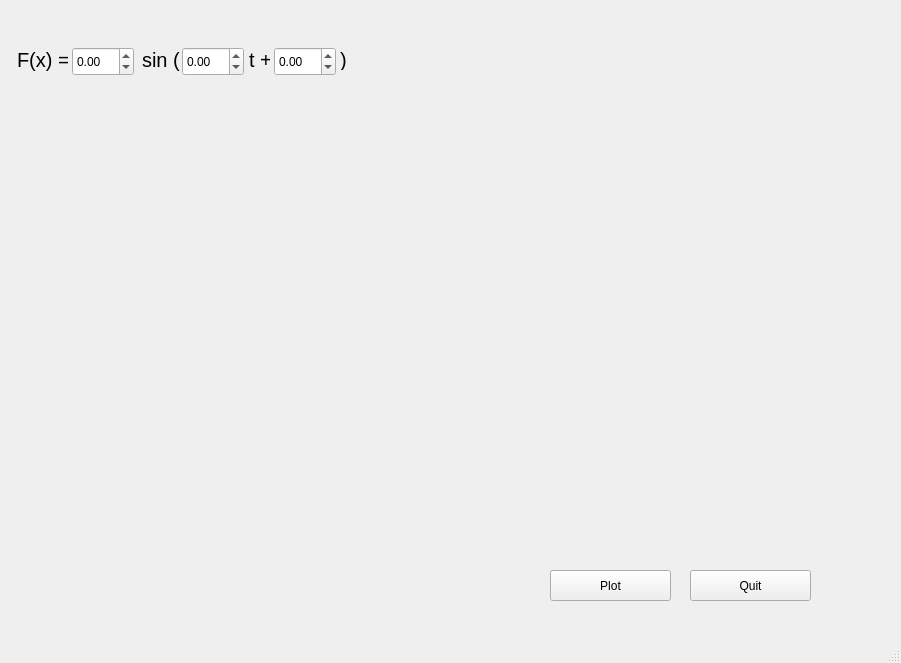
This is src/ui/mainwindow.ui in konnpaku-youmu/mmFusion as Qt 5 draws it before an edit. The edited form follows.
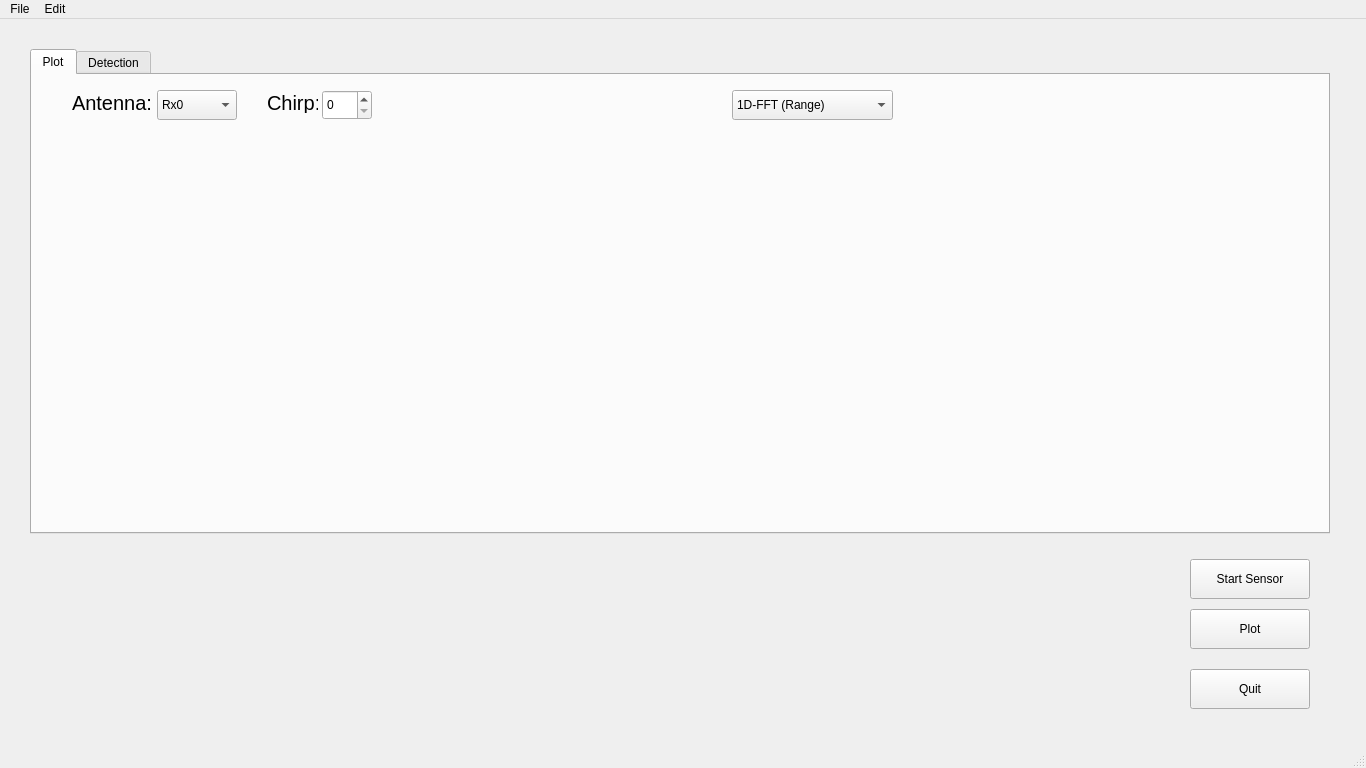
This is the edited form. Custom widgets are drawn as their Qt base class.

Commit message: plot time/freq domain

What changed in the file:
```diff
--- a/src/ui/mainwindow.ui
+++ b/src/ui/mainwindow.ui
@@ -6,150 +6,125 @@
    <rect>
     <x>0</x>
     <y>0</y>
-    <width>901</width>
-    <height>663</height>
+    <width>1366</width>
+    <height>768</height>
    </rect>
   </property>
   <property name="windowTitle">
    <string>MainWindow</string>
   </property>
   <widget class="QWidget" name="centralwidget">
-   <widget class="QCustomPlot" name="timeDomainPlot" native="true">
+   <widget class="QPushButton" name="toggleSensor">
     <property name="geometry">
      <rect>
-      <x>360</x>
-      <y>40</y>
-      <width>480</width>
-      <height>240</height>
+      <x>1190</x>
+      <y>540</y>
+      <width>120</width>
+      <height>40</height>
      </rect>
     </property>
+    <property name="text">
+     <string>Start Sensor</string>
+    </property>
    </widget>
-   <widget class="QCustomPlot" name="fftPlot" native="true">
+   <widget class="QPushButton" name="plot">
     <property name="geometry">
      <rect>
-      <x>360</x>
-      <y>320</y>
-      <width>480</width>
-      <height>240</height>
+      <x>1190</x>
+      <y>590</y>
+      <width>120</width>
+      <height>40</height>
      </rect>
     </property>
+    <property name="text">
+     <string>Plot</string>
+    </property>
    </widget>
    <widget class="QPushButton" name="quitButton">
     <property name="geometry">
      <rect>
-      <x>690</x>
-      <y>570</y>
-      <width>121</width>
-      <height>31</height>
+      <x>1190</x>
+      <y>650</y>
+      <width>120</width>
+      <height>40</height>
      </rect>
     </property>
     <property name="text">
      <string>Quit</string>
     </property>
    </widget>
-   <widget class="QPushButton" name="plotButton">
+   <widget class="QTabWidget" name="tabs">
     <property name="geometry">
      <rect>
-      <x>550</x>
-      <y>570</y>
-      <width>121</width>
-      <height>31</height>
+      <x>30</x>
+      <y>30</y>
+      <width>1300</width>
+      <height>485</height>
      </rect>
     </property>
-    <property name="text">
+    <property name="currentIndex">
+     <number>0</number>
+    </property>
+    <widget class="QWidget" name="Plot">
+     <attribute name="title">
      <string>Plot</string>
-    </property>
-   </widget>
-   <widget class="QDoubleSpinBox" name="_A">
+     </attribute>
+     <widget class="QCustomPlot" name="timeDomain" native="true">
     <property name="geometry">
      <rect>
-      <x>72</x>
-      <y>47</y>
-      <width>62</width>
-      <height>29</height>
-     </rect>
-    </property>
-    <property name="minimum">
-     <double>-99.989999999999995</double>
-    </property>
-    <property name="singleStep">
-     <double>0.100000000000000</double>
-    </property>
-   </widget>
-   <widget class="QDoubleSpinBox" name="_Omega">
+        <x>20</x>
+        <y>50</y>
+        <width>620</width>
+        <height>380</height>
+       </rect>
+      </property>
+     </widget>
+     <widget class="QCustomPlot" name="freqDomain" native="true">
     <property name="geometry">
      <rect>
-      <x>182</x>
-      <y>47</y>
-      <width>62</width>
-      <height>29</height>
-     </rect>
-    </property>
-    <property name="minimum">
-     <double>-99.000000000000000</double>
-    </property>
-    <property name="singleStep">
-     <double>0.100000000000000</double>
-    </property>
-   </widget>
-   <widget class="QDoubleSpinBox" name="_Phi">
+        <x>670</x>
+        <y>50</y>
+        <width>600</width>
+        <height>380</height>
+       </rect>
+      </property>
+     </widget>
+     <widget class="QComboBox" name="antennaBox">
     <property name="geometry">
      <rect>
-      <x>274</x>
-      <y>47</y>
-      <width>62</width>
-      <height>29</height>
-     </rect>
-    </property>
-    <property name="minimum">
-     <double>-99.000000000000000</double>
-    </property>
-    <property name="singleStep">
-     <double>0.100000000000000</double>
-    </property>
-   </widget>
-   <widget class="QLabel" name="label">
-    <property name="geometry">
-     <rect>
-      <x>142</x>
-      <y>39</y>
-      <width>51</width>
-      <height>41</height>
-     </rect>
-    </property>
-    <property name="font">
-     <font>
-      <pointsize>15</pointsize>
-     </font>
-    </property>
+        <x>125</x>
+        <y>15</y>
+        <width>80</width>
+        <height>30</height>
+       </rect>
+      </property>
+      <item>
+       <property name="text">
+        <string>Rx0</string>
+       </property>
+      </item>
+      <item>
+       <property name="text">
+        <string>Rx1</string>
+       </property>
+      </item>
+      <item>
     <property name="text">
-     <string>sin (</string>
-    </property>
-   </widget>
-   <widget class="QLabel" name="label_2">
-    <property name="geometry">
-     <rect>
-      <x>249</x>
-      <y>50</y>
-      <width>21</width>
-      <height>20</height>
-     </rect>
-    </property>
-    <property name="font">
-     <font>
-      <pointsize>15</pointsize>
-     </font>
-    </property>
+        <string>Rx2</string>
+       </property>
+      </item>
+      <item>
     <property name="text">
-     <string>t +</string>
-    </property>
+        <string>Rx3</string>
+       </property>
+      </item>
    </widget>
    <widget class="QLabel" name="label_3">
     <property name="geometry">
      <rect>
-      <x>340</x>
-      <y>50</y>
-      <width>16</width>
+        <x>40</x>
+        <y>18</y>
+        <width>81</width>
       <height>20</height>
      </rect>
     </property>
@@ -159,16 +134,49 @@
      </font>
     </property>
     <property name="text">
-     <string>)</string>
-    </property>
-   </widget>
-   <widget class="QLabel" name="label_4">
+       <string>Antenna:</string>
+      </property>
+     </widget>
+     <widget class="QComboBox" name="comboBox">
     <property name="geometry">
      <rect>
-      <x>17</x>
-      <y>39</y>
+        <x>700</x>
+        <y>15</y>
+        <width>161</width>
+        <height>30</height>
+       </rect>
+      </property>
+      <item>
+       <property name="text">
+        <string>1D-FFT (Range)</string>
+       </property>
+      </item>
+      <item>
+       <property name="text">
+        <string> 2D-FFT (Velocity)</string>
+       </property>
+      </item>
+     </widget>
+     <widget class="QSpinBox" name="spinBox">
+      <property name="geometry">
+       <rect>
+        <x>290</x>
+        <y>15</y>
+        <width>50</width>
+        <height>30</height>
+       </rect>
+      </property>
+      <property name="maximum">
+       <number>256</number>
+      </property>
+     </widget>
+     <widget class="QLabel" name="label">
+      <property name="geometry">
+       <rect>
+        <x>235</x>
+        <y>18</y>
       <width>51</width>
-      <height>41</height>
+        <height>20</height>
      </rect>
     </property>
     <property name="font">
@@ -177,19 +185,43 @@
      </font>
     </property>
     <property name="text">
-     <string>F(x) = </string>
-    </property>
-   </widget>
+       <string>Chirp:</string>
+      </property>
+     </widget>
+    </widget>
+    <widget class="QWidget" name="tab_2">
+     <attribute name="title">
+      <string>Detection</string>
+     </attribute>
+    </widget>
+   </widget>
+   <zorder>tabs</zorder>
+   <zorder>toggleSensor</zorder>
+   <zorder>plot</zorder>
+   <zorder>quit</zorder>
   </widget>
   <widget class="QMenuBar" name="menubar">
    <property name="geometry">
     <rect>
      <x>0</x>
      <y>0</y>
-     <width>901</width>
+     <width>1366</width>
      <height>25</height>
     </rect>
    </property>
+   <widget class="QMenu" name="menuTest">
+    <property name="title">
+     <string>File</string>
+    </property>
+    <addaction name="actionSave_Current_Plot"/>
+   </widget>
+   <widget class="QMenu" name="menuEdit">
+    <property name="title">
+     <string>Edit</string>
+    </property>
+   </widget>
+   <addaction name="menuTest"/>
+   <addaction name="menuEdit"/>
   </widget>
   <widget class="QStatusBar" name="statusbar"/>
  </widget>
```
Left out of the diff: 9 changed lines with no effect on the pictures. Lines whose indentation alone changed are shown as unchanged. The commit also changes 10 other files.
